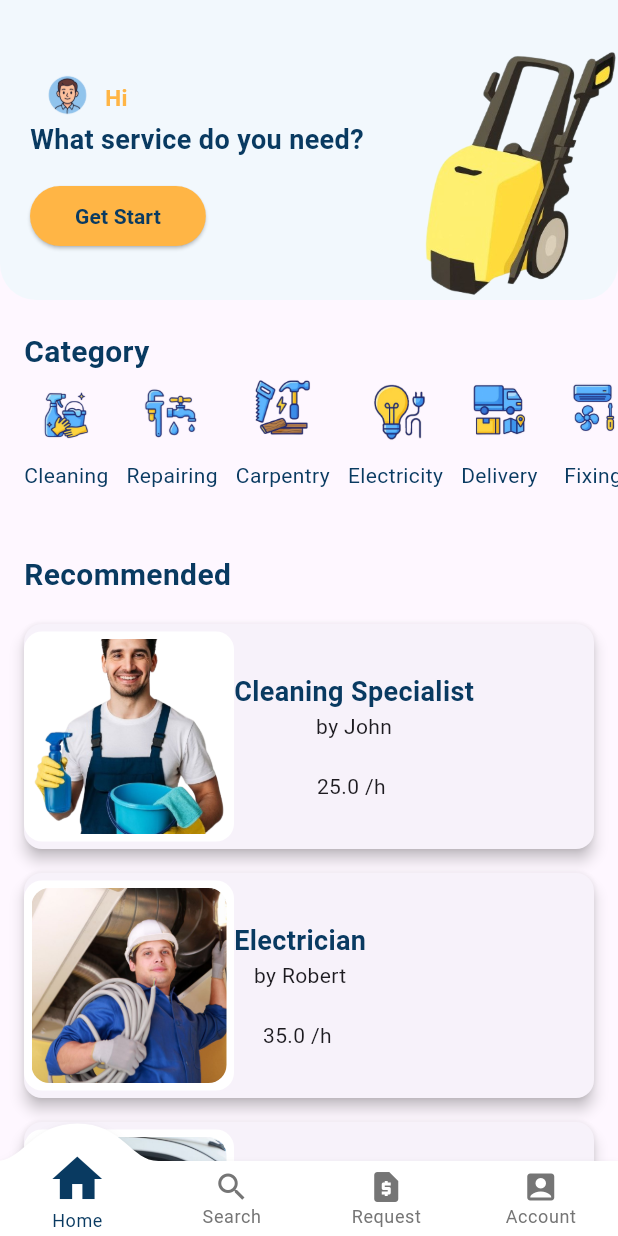
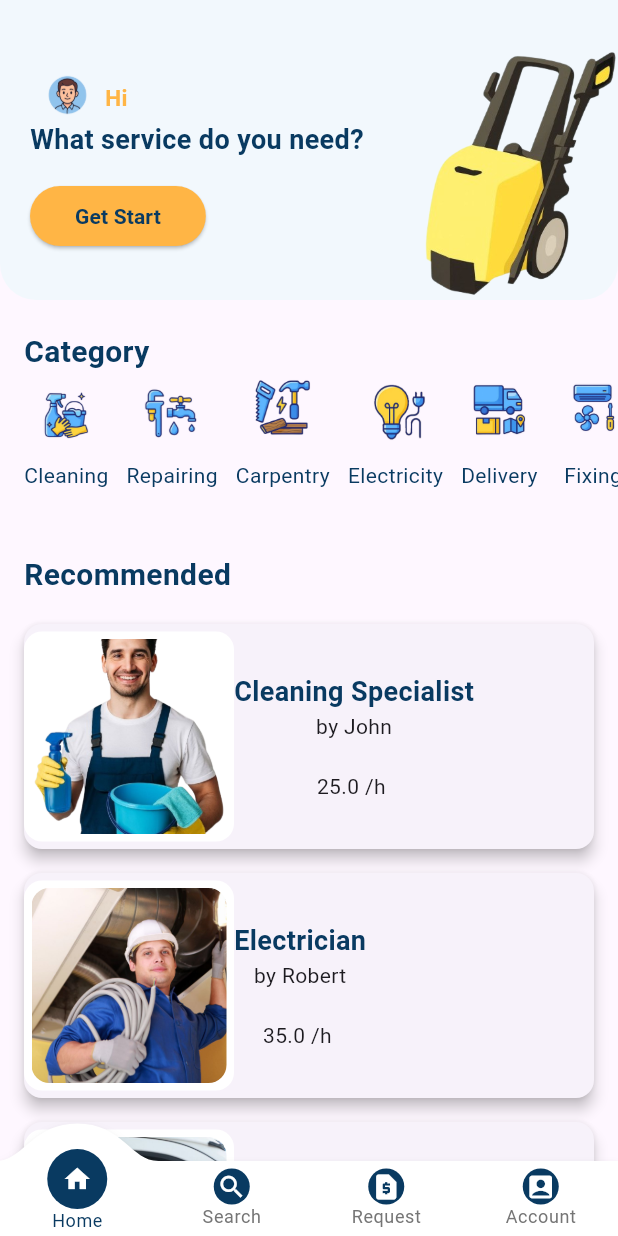
Before and after one commit to LabibaMohammed/homez, a Flutter app: the Indexpage screen opened directly with empty values, on a phone screen of 412 x 824 dp. Run offline on Flutter 3.47's test engine with Material 3 defaults, Android fonts, the phone set to English and light mode, and no system bars; drawn by our look-alikes of convex_bottom_bar; our stand-ins replace cloud_firestore, firebase_auth, firebase_core, shared_preferences; missing offline and left inert: excel; accounts and stored records are empty.

Commit message:
commit -m "جديد"

```diff
--- a/lib/indexpage.dart
+++ b/lib/indexpage.dart
@@ -41,11 +41,59 @@ class _IndexpageState extends State<Indexpage> {
             _bottomNavbar = index;
           });
         },
-        items: const [
-          TabItem(icon: Icons.home, title: 'Home'),
-          TabItem(icon: Icons.search, title: 'Search'),
-          TabItem(icon: Icons.request_page, title: 'Request'),
-          TabItem(icon: Icons.account_box, title: 'Account'),
+        items: [
+          TabItem(
+            icon: Container(
+              width: 44,
+              height: 44,
+              decoration: const BoxDecoration(
+                shape: BoxShape.circle,
+                color: Color(0xFF093A61),
+              ),
+              alignment: Alignment.center,
+              child: Icon(Icons.home, color: Colors.white, size: 20),
+            ),
+            title: 'Home',
+          ),
+          TabItem(
+            icon: Container(
+              width: 44,
+              height: 44,
+              decoration: const BoxDecoration(
+                shape: BoxShape.circle,
+                color: Color(0xFF093A61),
+              ),
+              alignment: Alignment.center,
+              child: Icon(Icons.search, color: Colors.white, size: 20),
+            ),
+            title: 'Search',
+          ),
+          TabItem(
+            icon: Container(
+              width: 44,
+              height: 44,
+              decoration: const BoxDecoration(
+                shape: BoxShape.circle,
+                color: Color(0xFF093A61),
+              ),
+              alignment: Alignment.center,
+              child: Icon(Icons.request_page, color: Colors.white, size: 20),
+            ),
+            title: 'Request',
+          ),
+          TabItem(
+            icon: Container(
+              width: 44,
+              height: 44,
+              decoration: const BoxDecoration(
+                shape: BoxShape.circle,
+                color: Color(0xFF093A61),
+              ),
+              alignment: Alignment.center,
+              child: Icon(Icons.account_box, color: Colors.white, size: 20),
+            ),
+            title: 'Account',
+          ),
         ],
       ),
     );
```
Also changed, not shown: lib/sign_up.dart (+40 -8 lines), 1 other file.
